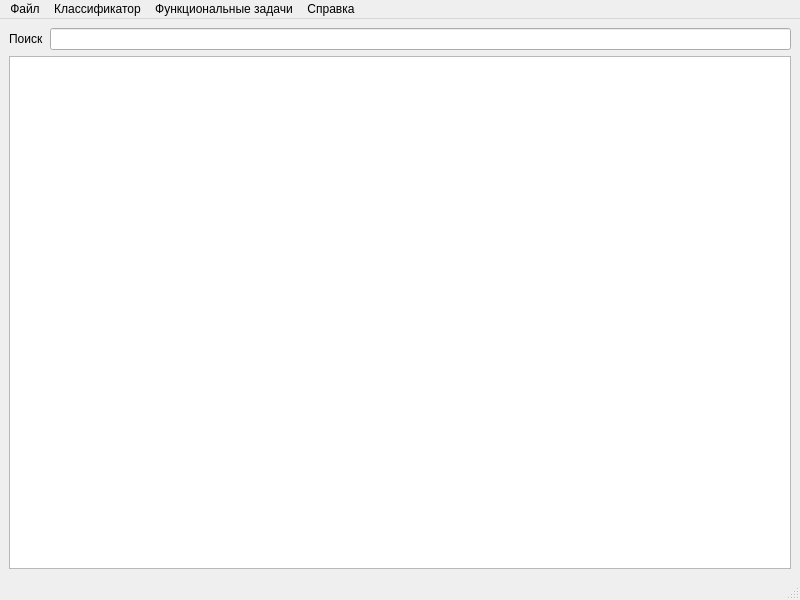
ZoomEXE/Magrov, file mainwindow.ui: the form before one commit.
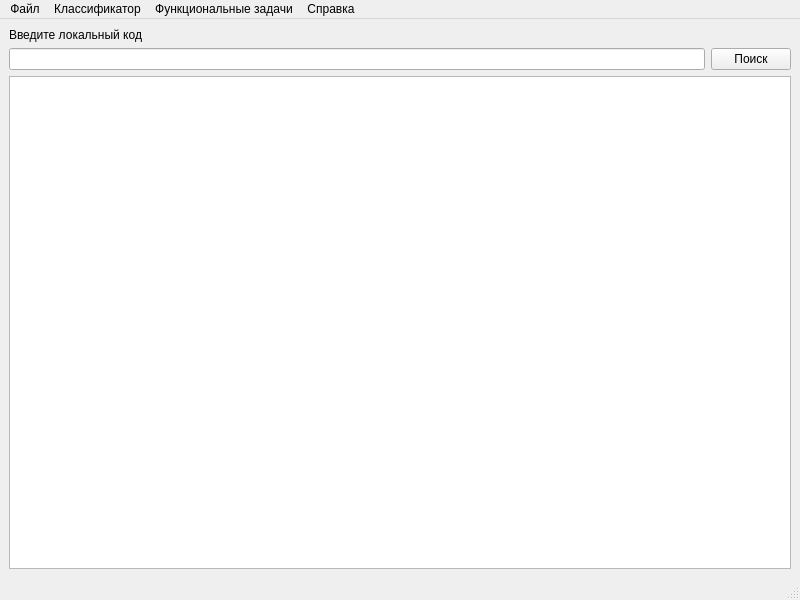
The form after the commit.

Commit message: Add lokkod SQL Query

```diff
--- a/mainwindow.ui
+++ b/mainwindow.ui
@@ -18,16 +18,27 @@
     <item>
      <layout class="QVBoxLayout" name="verticalLayout">
       <item>
-       <layout class="QHBoxLayout" name="horizontalLayout">
+       <layout class="QVBoxLayout" name="verticalLayout_3">
         <item>
          <widget class="QLabel" name="label">
           <property name="text">
-           <string>Поиск</string>
+           <string>Введите локальный код</string>
           </property>
          </widget>
         </item>
         <item>
-         <widget class="QLineEdit" name="lineEdit"/>
+         <layout class="QHBoxLayout" name="horizontalLayout">
+          <item>
+           <widget class="QLineEdit" name="lineEdit"/>
+          </item>
+          <item>
+           <widget class="QPushButton" name="pushButton">
+            <property name="text">
+             <string>Поиск</string>
+            </property>
+           </widget>
+          </item>
+         </layout>
         </item>
        </layout>
       </item>
```
Left out of the diff: 4 changed lines with no effect on the pictures. The commit also changes 2 other files.
